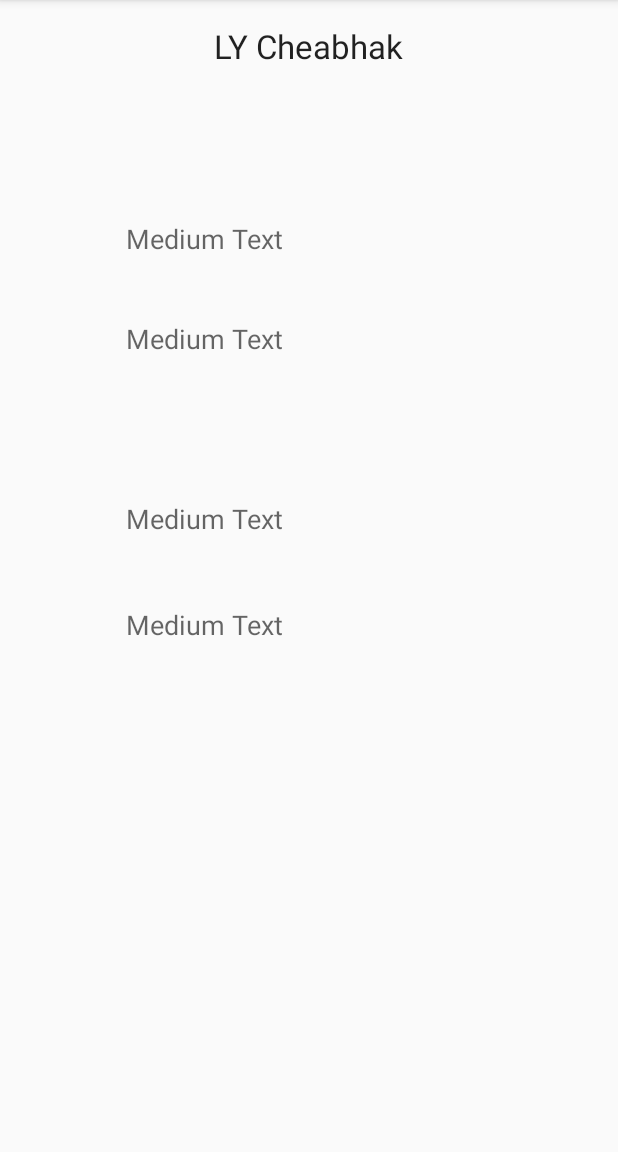
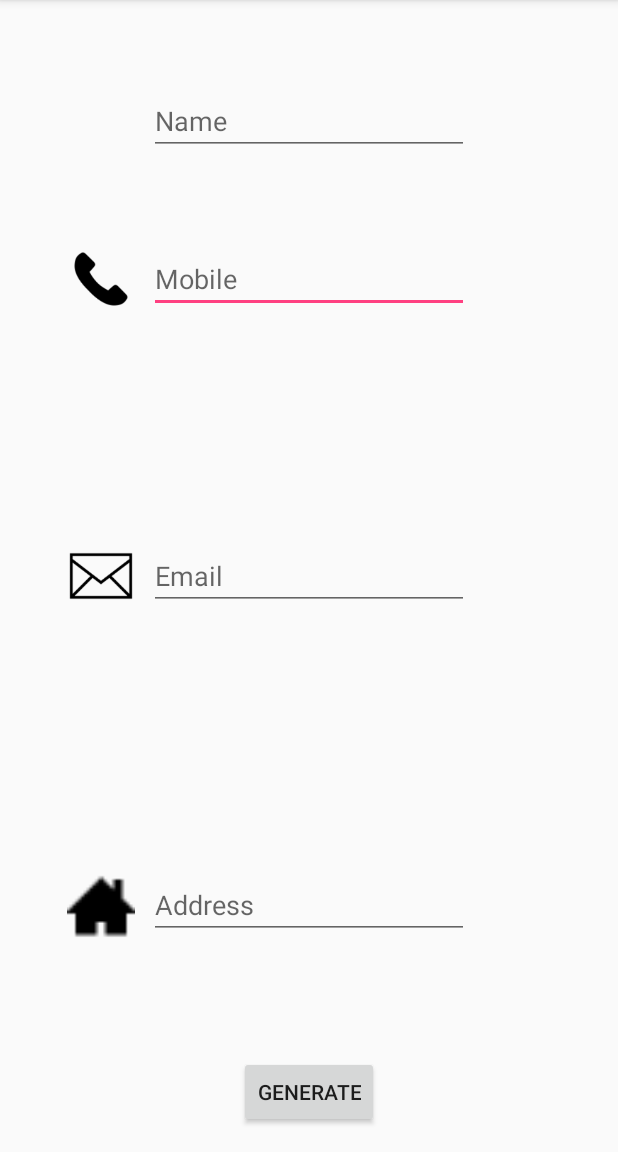
Before and after one commit to cheabhak/E-Contact, an Android app: the PersonalActivity screen opened directly, with no data from a screen before it, on a phone screen of 412 x 824 dp, the part 84-1236 px from its top. Run offline under Robolectric (Android 15) with nearby library versions, the phone set to English and light mode, and no system bars; libraries missing offline, so code that uses them is left out: net.glxn.qrgen; 6 statements that could not run were skipped.

```diff
--- a/app/src/main/java/com/lycheabhak/e_contact/PersonalActivity.java
+++ b/app/src/main/java/com/lycheabhak/e_contact/PersonalActivity.java
@@ -1,13 +1,96 @@
 package com.lycheabhak.e_contact;
 
+import android.content.Context;
+import android.content.Intent;
+import android.content.SharedPreferences;
 import android.support.v7.app.AppCompatActivity;
 import android.os.Bundle;
+import android.util.Log;
+import android.view.View;
+import android.widget.Button;
+import android.widget.EditText;
+import net.glxn.qrgen.core.scheme.VCard;
 
 public class PersonalActivity extends AppCompatActivity {
+
+
+    private EditText nameEditText;
+    private EditText phonePEditText;
+    private EditText mailPEditText;
+    private EditText addressEditText1;
+
 
     @Override
     protected void onCreate(Bundle savedInstanceState) {
         super.onCreate(savedInstanceState);
         setContentView(R.layout.activity_personal);
+
+        nameEditText= (EditText) findViewById(R.id.nameEditText);
+        phonePEditText = (EditText) findViewById(R.id.phonePEditText);
+        mailPEditText=(EditText) findViewById(R.id.mailPEditText);
+        addressEditText1=(EditText) findViewById(R.id.addresEditText1);
+
+
+        Button generateButton = (Button) findViewById(R.id.generateButton);
+        generateButton.setOnClickListener(new View.OnClickListener() {
+            @Override
+            public void onClick(View view) {
+                genvcard();
+            }
+        });
+
+        //load informatin from file in sharedPreference
+        load();
+    }
+
+    private void load() {
+
+        SharedPreferences sharedPreferences = getSharedPreferences("settings", MODE_WORLD_READABLE);
+        String vcardString = sharedPreferences.getString("personal", null);
+
+        VCard personal;
+        if(vcardString == null) {
+            personal = new VCard();
+        }else {
+            personal = VCard.parse(vcardString);
+        }
+
+        //call back to EditText from file
+        nameEditText.setText(personal.getName());
+        phonePEditText.setText(personal.getPhoneNumber());
+        mailPEditText.setText(personal.getEmail());
+        addressEditText1.setText(personal.getAddress());
+    }
+
+    public void genvcard(){
+
+
+        // get user input
+        String name= nameEditText.getText().toString();
+        String phoneP = phonePEditText.getText().toString();
+        String mailP= mailPEditText.getText().toString();
+        String address1=addressEditText1.getText().toString();
+
+
+
+        VCard personal= new VCard();
+        personal.setName(name);
+        personal.setPhoneNumber(phoneP);
+        personal.setEmail(mailP);
+        personal.setAddress(address1);
+
+
+        Log.d("TEST", "vcard " + personal.toString());
+
+        String vcardString = personal.toString();
+
+        //save to sharedpreference
+        SharedPreferences preferences = getSharedPreferences("settings", MODE_WORLD_READABLE);
+        preferences.edit().putString("personal", vcardString).apply();
+
+        // Go back to MainActivity
+        Intent intent=new Intent(this, MainActivity.class);
+        startActivity(intent);
+
     }
 }
--- a/app/src/main/res/layout/activity_personal.xml
+++ b/app/src/main/res/layout/activity_personal.xml
@@ -9,59 +9,89 @@
     android:paddingTop="@dimen/activity_vertical_margin"
     tools:context="com.lycheabhak.e_contact.PersonalActivity">
 
-    <TextView
+    <Button
         android:layout_width="wrap_content"
         android:layout_height="wrap_content"
-        android:textAppearance="?android:attr/textAppearanceLarge"
-        android:text="@string/ly_cheabhak"
-        android:id="@+id/textName"
-        android:layout_alignParentTop="true"
+        android:text="Generate"
+        android:id="@+id/generateButton"
+        android:layout_alignParentBottom="true"
         android:layout_centerHorizontal="true" />
 
-    <TextView
+    <EditText
         android:layout_width="wrap_content"
         android:layout_height="wrap_content"
-        android:textAppearance="?android:attr/textAppearanceMedium"
-        android:text="Medium Text"
-        android:id="@+id/textPhoneM"
-        android:layout_marginTop="101dp"
-        android:layout_below="@+id/textName"
-        android:layout_alignParentLeft="true"
-        android:layout_alignParentStart="true"
-        android:layout_marginLeft="68dp"
-        android:layout_marginStart="68dp" />
+        android:inputType="phone"
+        android:ems="10"
+        android:id="@+id/phonePEditText"
+        android:hint="Mobile"
+        android:layout_below="@+id/nameEditText"
+        android:layout_toRightOf="@+id/imageView2"
+        android:layout_toEndOf="@+id/imageView2"
+        android:layout_marginTop="60dp" />
 
-    <TextView
+    <EditText
         android:layout_width="wrap_content"
         android:layout_height="wrap_content"
-        android:textAppearance="?android:attr/textAppearanceMedium"
-        android:text="Medium Text"
-        android:id="@+id/textPhoneW"
-        android:layout_below="@+id/textPhoneM"
-        android:layout_alignLeft="@+id/textPhoneM"
-        android:layout_alignStart="@+id/textPhoneM"
+        android:inputType="textPersonName"
+        android:ems="10"
+        android:id="@+id/nameEditText"
+        android:hint="Name"
+        android:layout_alignParentTop="true"
+        android:layout_alignLeft="@+id/phonePEditText"
+        android:layout_alignStart="@+id/phonePEditText"
         android:layout_marginTop="42dp" />
 
-    <TextView
+    <EditText
         android:layout_width="wrap_content"
         android:layout_height="wrap_content"
-        android:textAppearance="?android:attr/textAppearanceMedium"
-        android:text="Medium Text"
-        android:id="@+id/textMailP"
-        android:layout_marginTop="95dp"
-        android:layout_below="@+id/textPhoneW"
-        android:layout_alignLeft="@+id/textPhoneW"
-        android:layout_alignStart="@+id/textPhoneW" />
+        android:inputType="textEmailAddress"
+        android:ems="10"
+        android:id="@+id/addresEditText1"
+        android:hint="Address"
+        android:layout_above="@+id/generateButton"
+        android:layout_centerHorizontal="true"
+        android:layout_marginBottom="78dp" />
 
-    <TextView
+    <EditText
         android:layout_width="wrap_content"
         android:layout_height="wrap_content"
-        android:textAppearance="?android:attr/textAppearanceMedium"
-        android:text="Medium Text"
-        android:id="@+id/textMailW"
-        android:layout_marginTop="46dp"
-        android:layout_below="@+id/textMailP"
-        android:layout_alignLeft="@+id/textMailP"
-        android:layout_alignStart="@+id/textMailP" />
+        android:inputType="textEmailAddress"
+        android:ems="10"
+        android:id="@+id/mailPEditText"
+        android:hint="Email"
+        android:layout_centerVertical="true"
+        android:layout_alignLeft="@+id/addresEditText1"
+        android:layout_alignStart="@+id/addresEditText1" />
+
+    <ImageView
+        android:layout_width="wrap_content"
+        android:layout_height="wrap_content"
+        android:id="@+id/imageView2"
+        android:layout_alignBottom="@+id/mailPEditText"
+        android:layout_toStartOf="@+id/mailPEditText"
+        android:src="@mipmap/mail"
+        android:layout_alignTop="@+id/mailPEditText" />
+
+    <ImageView
+        android:layout_width="wrap_content"
+        android:layout_height="wrap_content"
+        android:id="@+id/imageView"
+        android:layout_toStartOf="@+id/phonePEditText"
+        android:src="@mipmap/phone1"
+        android:layout_alignTop="@+id/phonePEditText"
+        android:layout_alignBottom="@+id/phonePEditText"
+        android:layout_alignRight="@+id/imageView2"
+        android:layout_alignEnd="@+id/imageView2" />
+
+    <ImageView
+        android:layout_width="wrap_content"
+        android:layout_height="wrap_content"
+        android:id="@+id/imageView3"
+        android:layout_alignTop="@+id/addresEditText1"
+        android:layout_toLeftOf="@+id/addresEditText1"
+        android:src="@mipmap/home3"
+        android:layout_alignBottom="@+id/addresEditText1"
+        android:layout_alignLeft="@+id/imageView2"
+        android:layout_alignStart="@+id/imageView2" />
 
 </RelativeLayout>
```
Also changed, not shown: app/build.gradle (+7 -4 lines), app/src/main/AndroidManifest.xml (+6 -5 lines), app/src/main/java/com/lycheabhak/e_contact/MainActivity.java (+40 -51 lines), app/src/main/java/com/lycheabhak/e_contact/MyDatabase.java (deleted, +0 -17 lines), app/src/main/res/layout/activity_main.xml (+36 -31 lines), app/src/main/res/mipmap-xhdpi/addnew.png (added), app/src/main/res/mipmap-xhdpi/edit.png (added), app/src/main/res/mipmap-xhdpi/home3.png (added), app/src/main/res/mipmap-xhdpi/link.png (added), app/src/main/res/mipmap-xhdpi/mail.png (added), app/src/main/res/mipmap-xhdpi/phone1.png (added).
